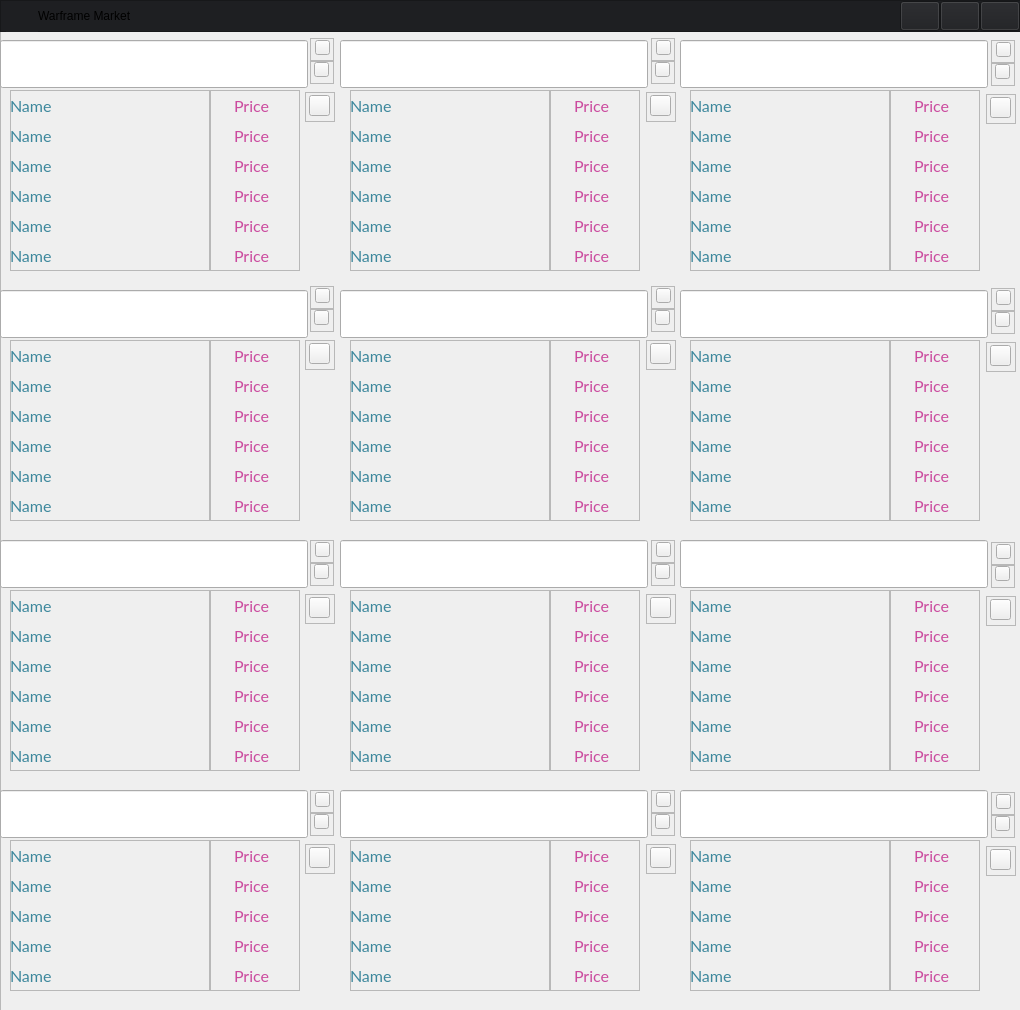
mhwewe/WarFrame-Prices, file uitest.ui: the form before one commit.
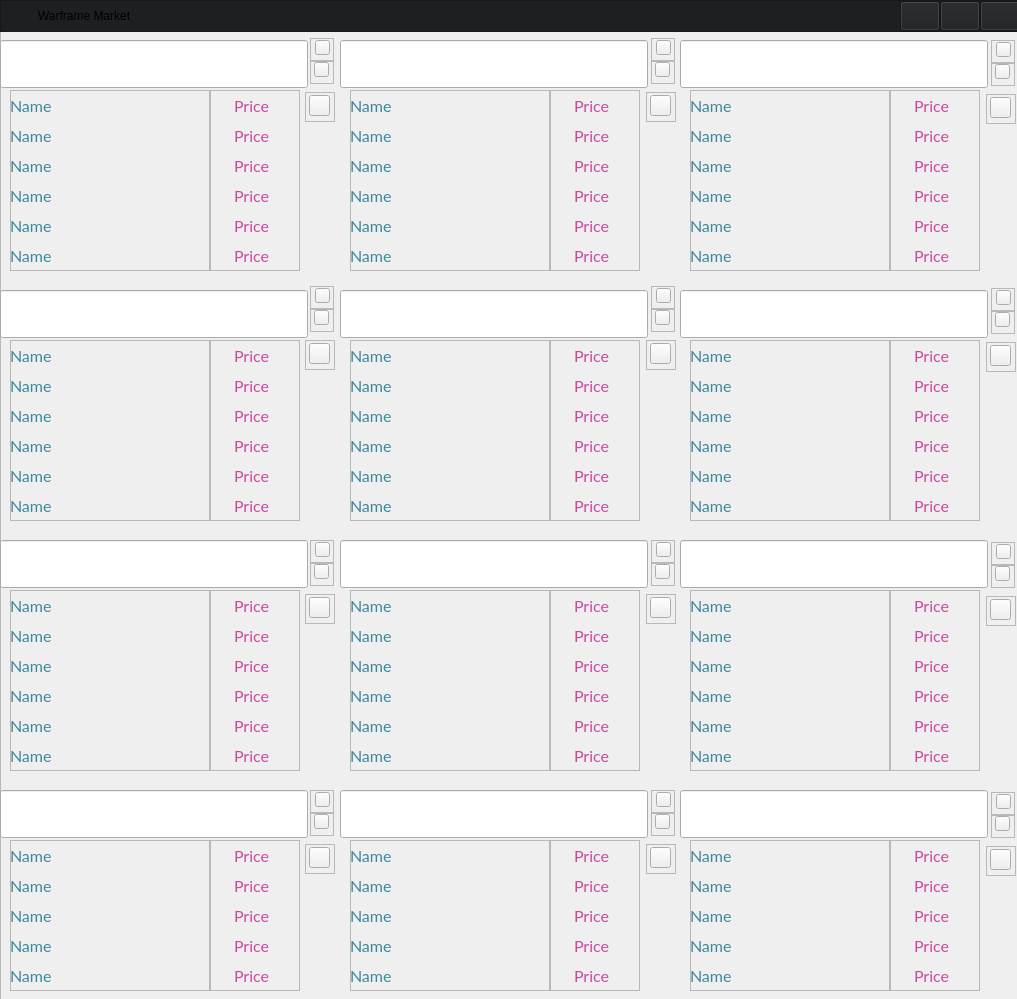
The form after the commit. Icons and pictures are not drawn.

Diff of the .ui file:
```diff
--- a/uitest.ui
+++ b/uitest.ui
@@ -9,8 +9,8 @@
    <rect>
     <x>0</x>
     <y>0</y>
-    <width>1020</width>
-    <height>1010</height>
+    <width>1017</width>
+    <height>999</height>
    </rect>
   </property>
   <property name="sizePolicy">
@@ -21,14 +21,14 @@
   </property>
   <property name="minimumSize">
    <size>
-    <width>680</width>
-    <height>975</height>
+    <width>677</width>
+    <height>778</height>
    </size>
   </property>
   <property name="maximumSize">
    <size>
-    <width>1020</width>
-    <height>1100</height>
+    <width>1017</width>
+    <height>999</height>
    </size>
   </property>
   <property name="contextMenuPolicy">
```
Left out of the diff: 5 changed lines with no effect on the pictures.
